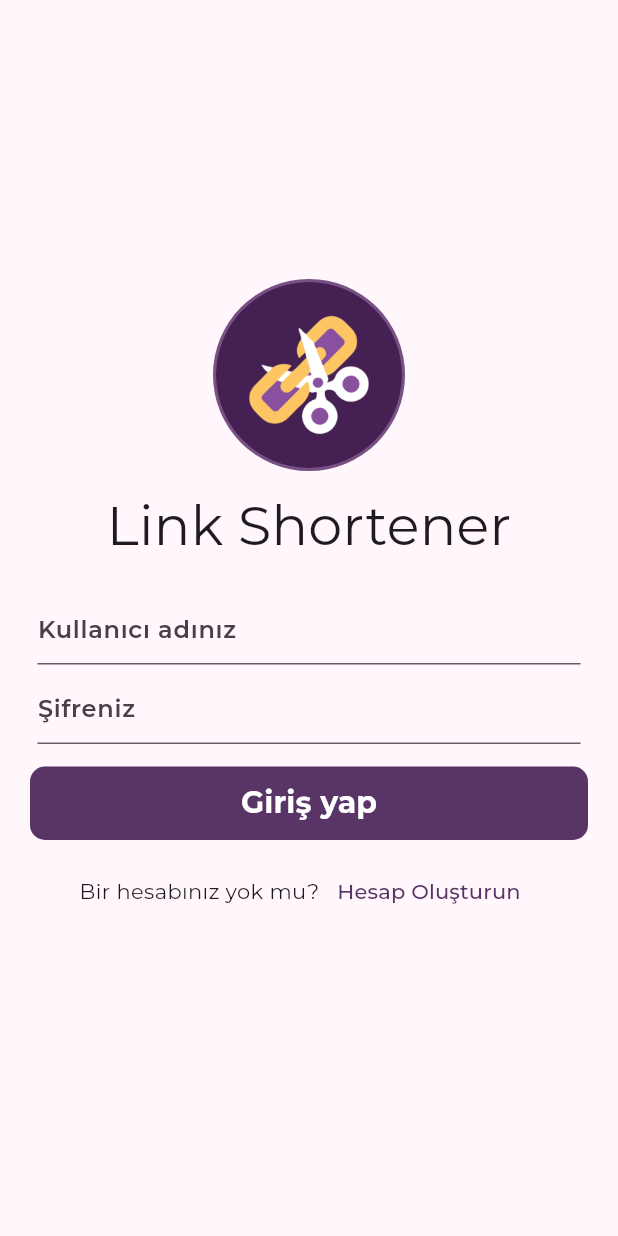
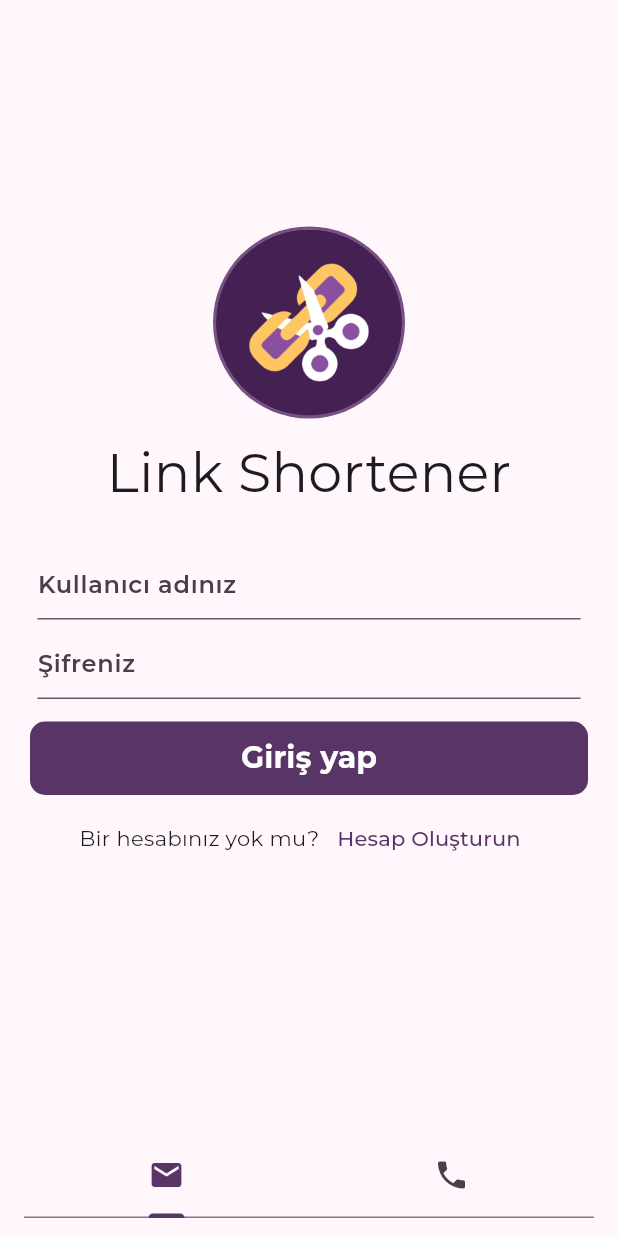
Before and after one commit to caglarkabaca/linkshortener-mobile, a Flutter app: the screen it shows after launch, on a phone screen of 412 x 824 dp. Run offline on Flutter 3.47's test engine with Material 3 defaults, Android fonts, the phone set to English and light mode, and no system bars; our stand-ins replace firebase_auth, firebase_core, google_fonts, pin_code_fields, shared_preferences; missing offline and left inert: numeral, phonenumbers, signalr_netcore; accounts and stored records are empty.

Commit message:
login with phonenumber

```diff
--- a/lib/Core/HttpBase.dart
+++ b/lib/Core/HttpBase.dart
@@ -26,9 +26,9 @@ class Httpbase {
 
   String? _token;
 
-  void setToken(String token) async {
+  void setToken(String? token) async {
     _token = token;
-    await MainHub().Connect(token);
+    if (token != null) await MainHub().Connect(token);
   }
 
   Future<http.Response> get(String? url, [String? query]) async {
--- a/lib/Core/MainHub.dart
+++ b/lib/Core/MainHub.dart
@@ -57,5 +57,6 @@ class MainHub {
 
   Future<void> Disconnect() async {
     await _hubConnection!.stop();
+    _hubConnection = null;
   }
 }
--- a/lib/Views/LoginView.dart
+++ b/lib/Views/LoginView.dart
@@ -4,6 +4,7 @@ import 'package:flutter/services.dart';
 import 'package:link_shortener_mobile/Models/User.dart';
 import 'package:link_shortener_mobile/Providers/AuthProvider.dart';
 import 'package:link_shortener_mobile/Views/RegisterView.dart';
+import 'package:phonenumbers/phonenumbers.dart';
 import 'package:provider/provider.dart';
 
 class LoginView extends StatefulWidget {
@@ -18,18 +19,32 @@ class _LoginViewState extends State<LoginView> {
   final _userNameController = TextEditingController();
   final _passwordController = TextEditingController();
 
+  final _phoneController = PhoneNumberEditingController();
+
   @override
   Widget build(BuildContext context) {
     final ThemeData theme = Theme.of(context);
     final ColorScheme colorScheme = theme.colorScheme;
 
-    return Scaffold(
+    return DefaultTabController(
+      length: 2,
+      child: Scaffold(
+        bottomNavigationBar: const BottomAppBar(
+          color: Colors.transparent,
+          child: TabBar(
+            tabs: [
+              Tab(icon: Icon(Icons.email)),
+              Tab(icon: Icon(Icons.phone)),
+            ],
+          ),
+        ),
         body: SafeArea(
           child: Form(
             key: _formKey,
             child: Center(
-            child:
-                Column(mainAxisAlignment: MainAxisAlignment.center, children: [
+              child: Column(
+                  mainAxisAlignment: MainAxisAlignment.center,
+                  children: [
                     // Logo
                     CircleAvatar(
                       radius: 64,
@@ -41,9 +56,17 @@ class _LoginViewState extends State<LoginView> {
                     ),
                     const SizedBox(height: 10),
                     // Title
-              const Text('Link Shortener', style: TextStyle(fontSize: 36)),
+                    const Text('Link Shortener',
+                        style: TextStyle(fontSize: 36)),
                     const SizedBox(height: 20),
-              // Username field
+                    SizedBox(
+                      height: 175,
+                      child: TabBarView(
+                        children: [
+                          // EMAİL PASSWORD LOGİN
+                          Column(
+                            mainAxisAlignment: MainAxisAlignment.center,
+                            children: [
                               InputField(
                                   controller: _userNameController,
                                   hintText: 'Kullanıcı adınız'),
@@ -61,15 +84,57 @@ class _LoginViewState extends State<LoginView> {
                                   if (_formKey.currentState!.validate()) {
                                     final userName = _userNameController.text;
                                     final password = _passwordController.text;
-                    WidgetsBinding.instance.addPostFrameCallback((timeStamp) {
-                      Provider.of<AuthProvider>(context, listen: false)
+                                    WidgetsBinding.instance
+                                        .addPostFrameCallback((timeStamp) {
+                                      Provider.of<AuthProvider>(context,
+                                              listen: false)
                                           .login(context, userName, password);
                                     });
                                   }
                                 },
                               ),
-              const SizedBox(
-                height: 10,
+                            ],
+                          ),
+                          // PHONE NUMBER LOGIN
+                          Column(
+                            mainAxisAlignment: MainAxisAlignment.center,
+                            children: [
+                              Padding(
+                                padding: const EdgeInsets.symmetric(
+                                    horizontal: 20.0),
+                                child: PhoneNumberField(
+                                  controller: _phoneController,
+                                  countryCodeWidth: 50,
+                                  decoration: const InputDecoration(
+                                    hintText: "Telefon numaranız",
+                                  ),
+                                ),
+                              ),
+                              const SizedBox(height: 5),
+                              // Password field
+                              const SizedBox(height: 15),
+                              SubmitButton(
+                                text: 'Giriş yap',
+                                onPressed: () {
+                                  if (_formKey.currentState!.validate()) {
+                                    final phone_number =
+                                        _phoneController.value!.formattedNumber;
+
+                                    WidgetsBinding.instance
+                                        .addPostFrameCallback((timeStamp) {
+                                      Provider.of<AuthProvider>(context,
+                                              listen: false)
+                                          .verifyPhoneNumber(
+                                              context, phone_number,
+                                              isRegister: false);
+                                    });
+                                  }
+                                },
+                              ),
+                            ],
+                          ),
+                        ],
+                      ),
                     ),
                     Row(
                       mainAxisAlignment: MainAxisAlignment.center,
@@ -80,7 +145,9 @@ class _LoginViewState extends State<LoginView> {
                             Navigator.push(
                               context,
                               MaterialPageRoute(
-                          builder: (context) => SmsVerifyWidget(),
+                                builder: (context) => SmsVerifyWidget(
+                                  isRegister: true,
+                                ),
                               ),
                             ).then((value) {});
                           },
@@ -88,10 +155,10 @@ class _LoginViewState extends State<LoginView> {
                         )
                       ],
                     ),
-              const SizedBox(
-                height: 20,
-              ),
-              Consumer<AuthProvider>(builder: (context, value, child) {
+                    Padding(
+                      padding: const EdgeInsets.only(top: 10.0),
+                      child: Consumer<AuthProvider>(
+                          builder: (context, value, child) {
                         if (value.isLoading) {
                           return const CircularProgressIndicator(
                             strokeWidth: 8,
@@ -112,8 +179,10 @@ class _LoginViewState extends State<LoginView> {
                             height: 0,
                           );
                         }
-              })
+                      }),
+                    )
                   ]),
+            ),
           ),
         ),
       ),
```
Also changed, not shown: lib/Models/DTO/UserLoginPhoneRequestDTO.dart (added, +15 -0 lines), lib/Providers/AuthProvider.dart (+52 -3 lines), lib/Providers/AuthService.dart (+17 -0 lines), lib/Views/RegisterView.dart (+21 -6 lines). Lines whose indentation alone changed are shown as unchanged.
